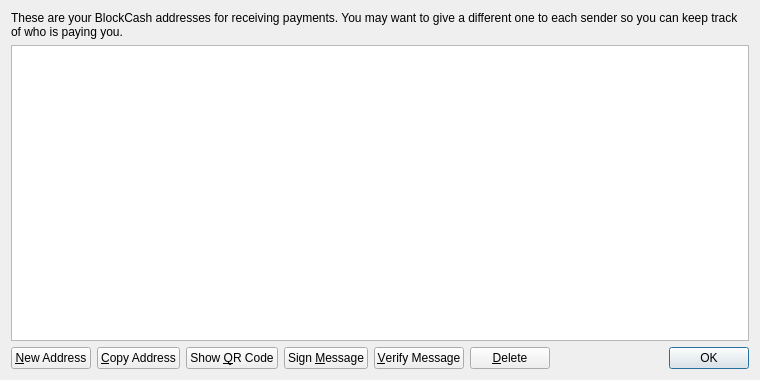
Before: the Qt Designer form src/qt/forms/addressbookpage.ui in saintcoin/saintcoin, drawn with Qt 5.
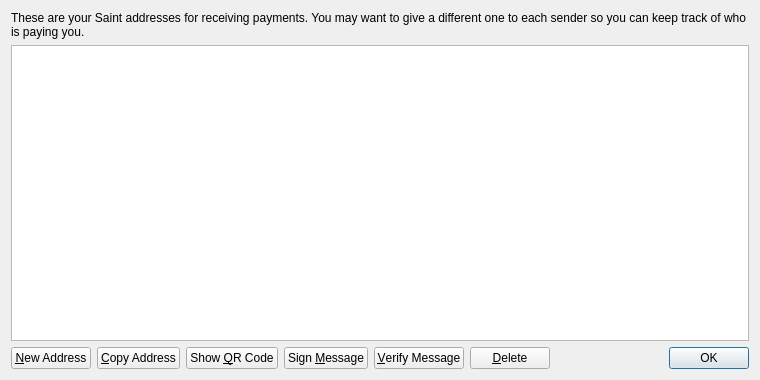
After: the same form once the commit is applied. Icons and pictures are not drawn.

Diff of the .ui file:
```diff
--- a/src/qt/forms/addressbookpage.ui
+++ b/src/qt/forms/addressbookpage.ui
@@ -17,7 +17,7 @@
    <item>
     <widget class="QLabel" name="labelExplanation">
      <property name="text">
-      <string>These are your BlockCash addresses for receiving payments. You may want to give a different one to each sender so you can keep track of who is paying you.</string>
+      <string>These are your Saint addresses for receiving payments. You may want to give a different one to each sender so you can keep track of who is paying you.</string>
      </property>
      <property name="textFormat">
       <enum>Qt::PlainText</enum>
```
Left out of the diff: 4 changed lines with no effect on the pictures.
